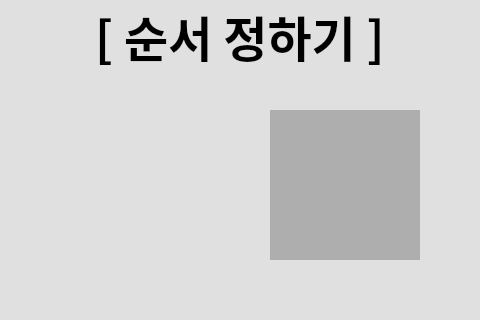
The window that GUI/ui/battlemode.ui (INUcapstone-19-20/CapstoneDesign_2) describes before a commit, drawn with Qt 5.
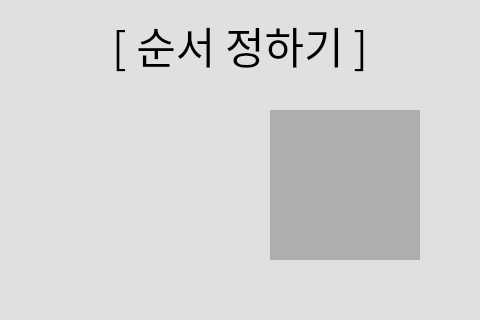
The same window after the commit.

Diff of the .ui file:
```diff
--- a/GUI/ui/battlemode.ui
+++ b/GUI/ui/battlemode.ui
@@ -72,7 +72,7 @@
     <property name="geometry">
      <rect>
       <x>0</x>
-      <y>0</y>
+      <y>10</y>
       <width>480</width>
       <height>71</height>
      </rect>
@@ -80,9 +80,9 @@
     <property name="font">
      <font>
       <family>NanumSquareRound</family>
-      <pointsize>36</pointsize>
-      <weight>75</weight>
-      <bold>true</bold>
+      <pointsize>32</pointsize>
+      <weight>50</weight>
+      <bold>false</bold>
      </font>
     </property>
     <property name="styleSheet">
```
Left out of the diff: 6 changed lines with no effect on the pictures.
